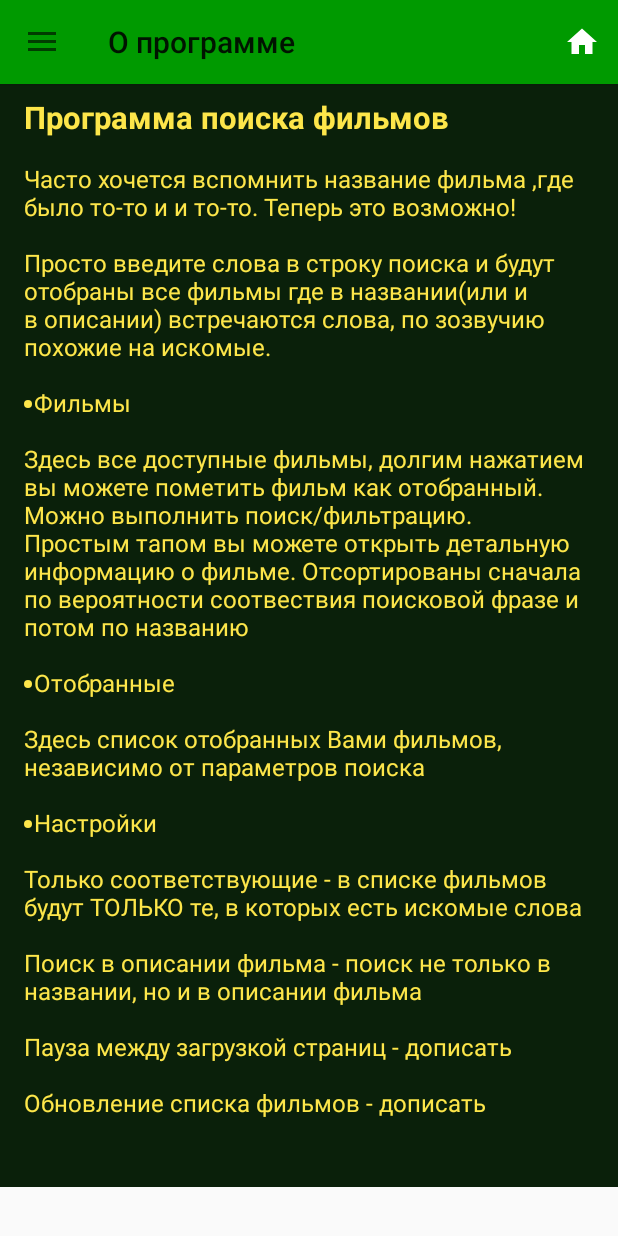
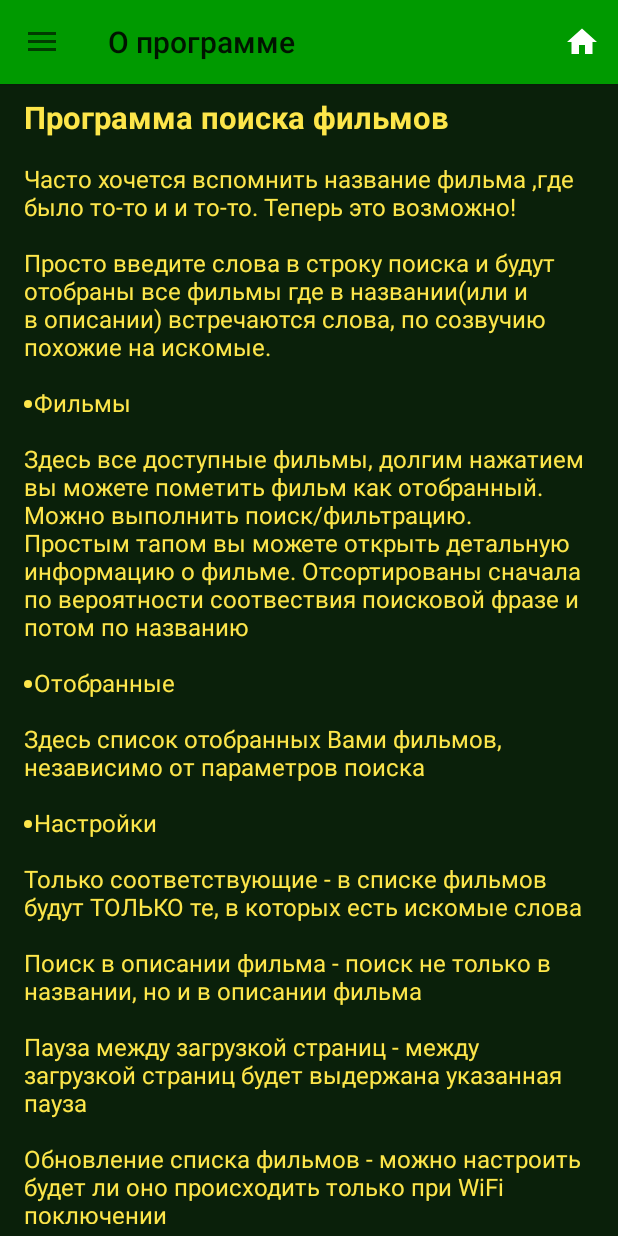
Before and after one commit to VoBlin63/MovieDescription, an Android app: the fragment AboutFragment placed in its activity, on a phone screen of 412 x 824 dp. Run offline under Robolectric (Android 15) with nearby library versions, the phone set to English and light mode, and no system bars; our stand-ins replace Room's generated code, RxJava; pictures from the network do not load; 3 statements that could not run were skipped.

```diff
--- a/app/src/main/res/values/strings.xml
+++ b/app/src/main/res/values/strings.xml
@@ -4,7 +4,7 @@
     <string name="config_useOverview">Поиск в описании фильма</string>
     <string name="configSleepSecondsBetweenLoadPages1">Пауза между загрузкой страниц (</string>
     <string name="configSleepSecondsBetweenLoadPages2">сек.)</string>
-    <string name="mailListItemPictureDescription">Миниатюра фильма</string>
+    <string name="mailListItemPictureDescription" translatable="false">Миниатюра фильма</string>
     <string name="mainListAskUpdateDb">Обновить список фильмов ?</string>
     <string name="mainListUpdateCancel">Не надо</string>
     <string name="mainListUpdateYes">Обновить</string>
@@ -16,11 +16,11 @@
     <string name="menu_mainScreen">Фильмы</string>
     <string name="menu_config">Настройки</string>
     <string name="menu_quit">Выход</string>
-    <string name="mainActivityAskToExit">Вы хотите выйти?</string>
+    <string name="mainActivityAskToExit">Вы хотите выйти ?</string>
     <string name="mainActivityAskToExitYes">Остаться</string>
     <string name="mainActivityAskToExitCancel">Выйти</string>
-    <string name="drawerOpen">R.string.navigation_drawer_open</string>
-    <string name="drawerClose">R.string.navigation_drawer_close</string>
+    <string name="drawerOpen" translatable="false">R.string.navigation_drawer_open</string>
+    <string name="drawerClose" translatable="false">R.string.navigation_drawer_close</string>
     <string name="menuDetailShare">Поделиться</string>
     <string name="menuDetailRemain">Напомнить</string>
     <string name="searchHint">Поиск</string>
@@ -30,7 +30,7 @@
     <string name="titleFragmentDetail">Подробности</string>
     <string name="titleFragmentLiked">Отобранные</string>
     <string name="notificationChannelName">Информация о фильмах</string>
-    <string name="notificationChannelDescription">Тут появляются сообщения о завершении загрузки, о обнаружении новых фильмов</string>
+    <string name="notificationChannelDescription">Тут появляются сообщения о завершении загрузки и напоминания о фильме</string>
     <string name="notificationChannelFinishTitle">Обновление данных</string>
     <string name="notificationChannelFinishBodyPart1">Загружено </string>
     <string name="notificationChannelFinishBodyPart2">фильмов в базу данных</string>
@@ -38,7 +38,7 @@
         <![CDATA[
         <h3>Программа поиска фильмов</h3>
         <p>Часто хочется вспомнить название фильма ,где было то-то и и то-то. Теперь это возможно!</p>
-        <p>Просто введите слова в строку поиска и будут отобраны все фильмы где в названии(или и в описании) встречаются слова, по зозвучию похожие на искомые.</p>
+        <p>Просто введите слова в строку поиска и будут отобраны все фильмы где в названии(или и в описании) встречаются слова, по созвучию похожие на искомые.</p>
         <ul>
         <li>Фильмы</li>
         <p>Здесь все доступные фильмы, долгим нажатием вы можете пометить фильм как отобранный. Можно выполнить поиск/фильтрацию.
@@ -48,8 +48,8 @@
         <li>Настройки</li>
         <p>Только соответствующие - в списке фильмов будут ТОЛЬКО те, в которых есть искомые слова</p>
         <p>Поиск в описании фильма - поиск не только в названии, но и в описании фильма</p>
-        <p>Пауза между загрузкой страниц - дописать</p>
-        <p>Обновление списка фильмов - дописать</p>
+        <p>Пауза между загрузкой страниц - между загрузкой страниц будет выдержана указанная пауза</p>
+        <p>Обновление списка фильмов - можно настроить будет ли оно происходить только при WiFi поключении</p>
         </ul>
         ]]>
     </string>
```
Also changed, not shown: app/src/main/java/ru/buryachenko/moviedescription/database/UpdateDatabase.java (+9 -4 lines), 1 other file.
